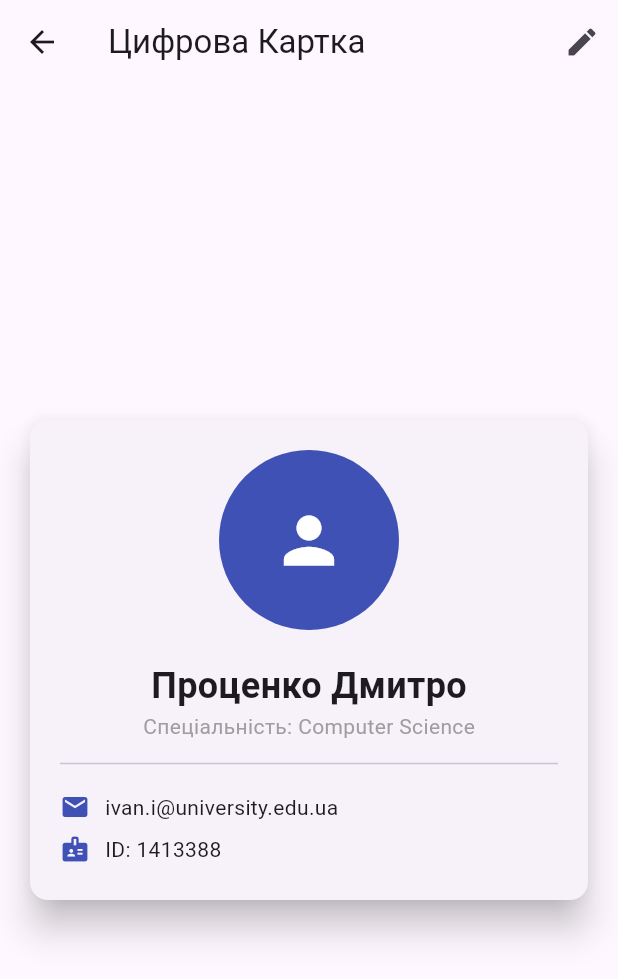
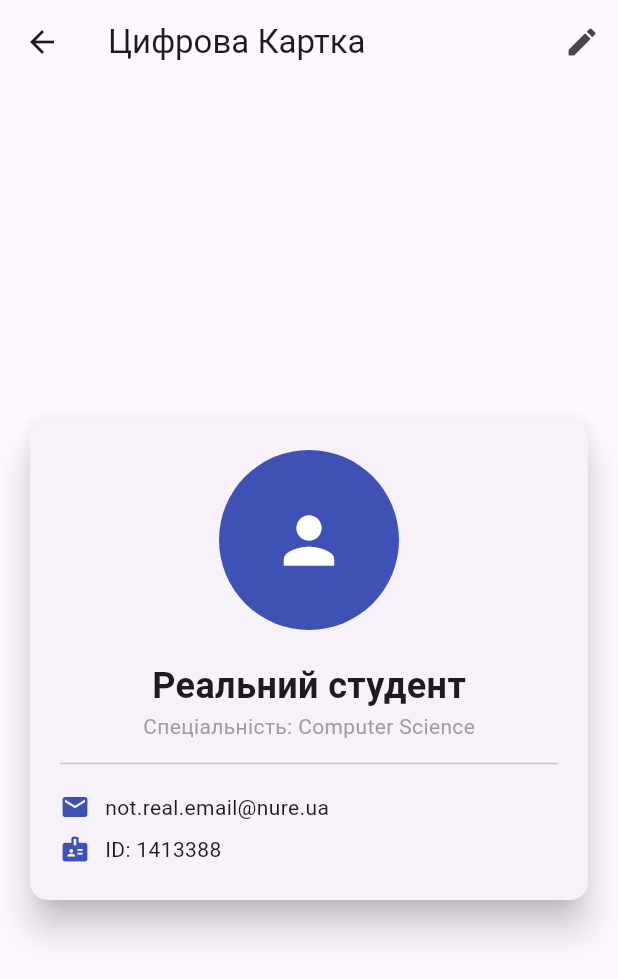
Before and after one commit to dmytroprotsenko1-lang/MICT, a Flutter app: the ProfileScreen screen opened directly, on a phone screen of 412 x 824 dp. Shown: the top 979 px of the screen. Run offline on Flutter 3.47's test engine with Material 3 defaults, Android fonts, the phone set to English and light mode, and no system bars.

Commit message:
change personal info

```diff
--- a/lib/screens/profile.dart
+++ b/lib/screens/profile.dart
@@ -8,7 +8,7 @@ class ProfileScreen extends StatefulWidget {
 }
 
 class _ProfileScreenState extends State<ProfileScreen> {
-  String name = "Проценко Дмитро";
+  String name = "Реальний студент";
   String specialty = "Computer Science";
 
   void _editProfile() {
@@ -64,7 +64,7 @@ class _ProfileScreenState extends State<ProfileScreen> {
                 Text(name, style: const TextStyle(fontSize: 24, fontWeight: FontWeight.bold)),
                 Text('Спеціальність: $specialty', style: const TextStyle(color: Colors.grey)),
                 const Divider(height: 30),
-                _buildInfoRow(Icons.email, 'ivan.i@university.edu.ua'),
+                _buildInfoRow(Icons.email, 'not.real.email@nure.ua'),
                 _buildInfoRow(Icons.badge, 'ID: 1413388'),
               ],
             ),
```
Also changed, not shown: image-1.png (added), image-2.png (added), image.png (added).
